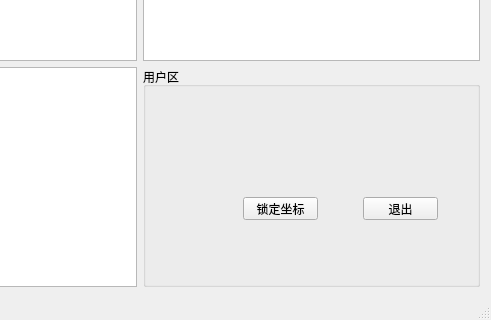
Old version of the form Code/Puncture/Source/Puncture/PunctureWindow.ui in the repository phpitblitw/prostate_puncture; both pictures show x 212 to 703 and y 188 to 508 of the 703 by 508 pixel window.
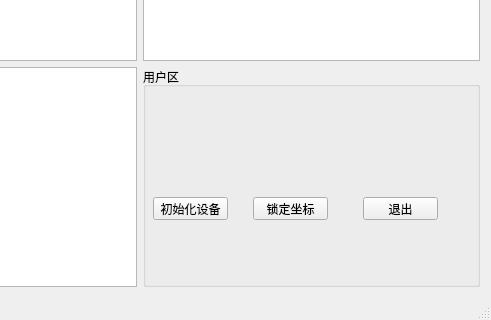
New version of the form. Custom widgets are drawn as their Qt base class.

The edit to the form file:
```diff
--- a/Code/Puncture/Source/Puncture/PunctureWindow.ui
+++ b/Code/Puncture/Source/Puncture/PunctureWindow.ui
@@ -32,7 +32,7 @@
       <widget class="QPushButton" name="BtnRegister">
        <property name="geometry">
         <rect>
-         <x>100</x>
+         <x>110</x>
          <y>130</y>
          <width>75</width>
          <height>23</height>
@@ -55,6 +55,19 @@
         <string>退出</string>
        </property>
       </widget>
+      <widget class="QPushButton" name="BtnInitDevice">
+       <property name="geometry">
+        <rect>
+         <x>10</x>
+         <y>130</y>
+         <width>75</width>
+         <height>23</height>
+        </rect>
+       </property>
+       <property name="text">
+        <string>初始化设备</string>
+       </property>
+      </widget>
      </widget>
     </item>
    </layout>
```
Left out of the diff: 18 changed lines with no effect on the pictures.
